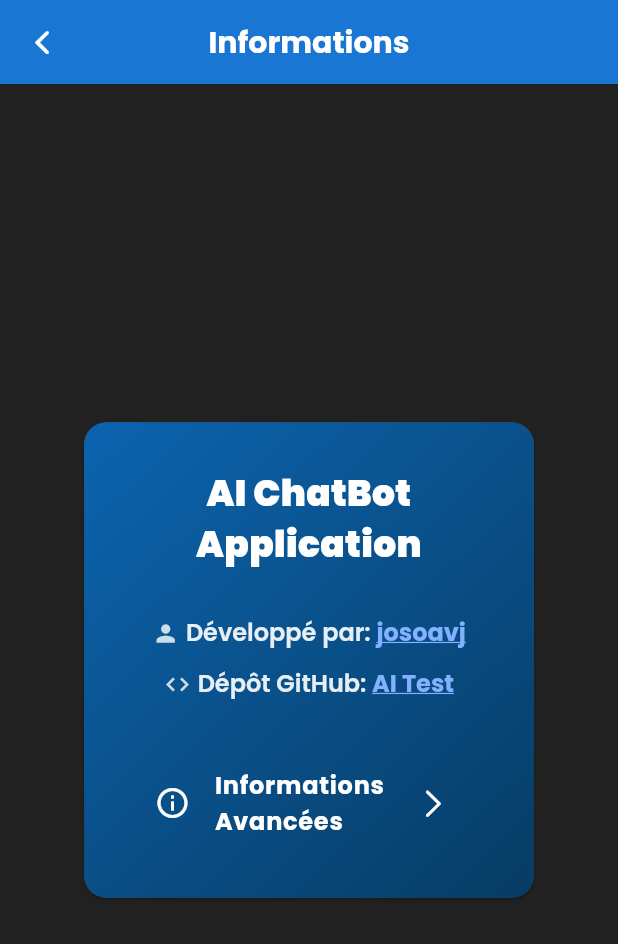
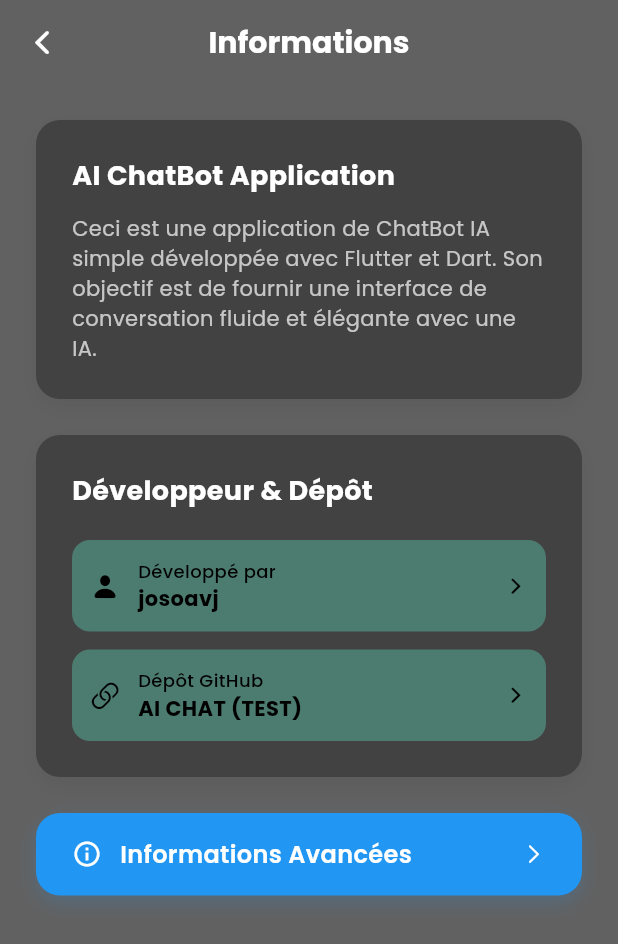
Before and after one commit to josoavj/ai.assistant, a Flutter app: the About screen opened by its route, on a phone screen of 412 x 824 dp. Shown: the top 944 px of the screen. Run offline on Flutter 3.47's test engine with Material 3 defaults, Android fonts, the phone set to English and light mode, and no system bars; our stand-ins replace firebase_core, flutter_colorpicker, flutter_markdown, google_fonts, google_generative_ai, image_picker and 1 more; accounts and stored records are empty.

Commit message:
update: Mise à jour du contenu de la page à propos

```diff
--- a/lib/pages/about.dart
+++ b/lib/pages/about.dart
@@ -22,142 +22,191 @@ class _AboutState extends State<About> {
 
   @override
   Widget build(BuildContext context) {
-    return SafeArea( // Ajout de SafeArea
-      child: Scaffold(
+    final colorScheme = Theme.of(context).colorScheme;
+
+    return Scaffold(
+      backgroundColor: colorScheme.background,
       appBar: AppBar(
         leading: IconButton(
-            icon: const Icon(CupertinoIcons.back),
+          icon: Icon(CupertinoIcons.back, color: colorScheme.onBackground),
           onPressed: () => Navigator.pop(context),
         ),
         title: Text(
           "Informations",
           style: GoogleFonts.poppins(
-              fontSize: 20, // Taille un peu plus grande
-              fontWeight: FontWeight.bold, // Plus audacieux
+            fontSize: 20,
+            fontWeight: FontWeight.bold,
+            color: colorScheme.onBackground,
           ),
         ),
+        backgroundColor: colorScheme.background,
+        elevation: 0,
         centerTitle: true,
-          elevation: 0, // Pas d'ombre sous l'AppBar si vous voulez un look plus plat
       ),
-        body: Padding(
-          padding: const EdgeInsets.all(20.0), // Padding général autour du contenu
-          child: Center(
-            child: Card(
-              shape: RoundedRectangleBorder(
-                borderRadius: BorderRadius.circular(15.0), // Bords arrondis
+      body: SingleChildScrollView(
+        padding: const EdgeInsets.all(24.0),
+        child: Column(
+          crossAxisAlignment: CrossAxisAlignment.stretch,
+          children: [
+            // Section principale "À propos"
+            _buildInfoCard(
+              title: "AI ChatBot Application",
+              description: "Ceci est une application de ChatBot IA simple développée avec Flutter et Dart. Son objectif est de fournir une interface de conversation fluide et élégante avec une IA.",
+              colorScheme: colorScheme,
+              child: const SizedBox(height: 0),
             ),
-              // Utilisation d'un dégradé pour la couleur de la carte
-              child: Container(
-                decoration: BoxDecoration(
-                  borderRadius: BorderRadius.circular(15.0),
-                  gradient: const LinearGradient(
-                    colors: [
-                      Color.fromARGB(255, 12, 100, 175), // Bleu un peu plus clair
-                      Color.fromARGB(255, 7, 60, 100), // Bleu plus foncé
-                    ],
-                    begin: Alignment.topLeft,
-                    end: Alignment.bottomRight,
+            const SizedBox(height: 24),
+
+            // Section du développeur et du dépôt
+            _buildInfoCard(
+              title: "Développeur & Dépôt",
+              colorScheme: colorScheme,
+              child: Column(
+                children: [
+                  _buildLinkTile(
+                    icon: CupertinoIcons.person_fill,
+                    label: "Développé par",
+                    text: "josoavj",
+                    url: "https://github.com/josoavj",
+                    colorScheme: colorScheme,
                   ),
-                ),
-                padding: const EdgeInsets.all(30),
-                width: 300, // Largeur fixe un peu plus grande
-                constraints: const BoxConstraints(minHeight: 250), // Hauteur minimale
-                child: Column(
-                  mainAxisSize: MainAxisSize.min,
-                  crossAxisAlignment: CrossAxisAlignment.center,
-                  children: [
-                    Text(
-                      "AI ChatBot Application",
-                      textAlign: TextAlign.center,
-                      style: GoogleFonts.poppins(
-                        fontSize: 24, // Taille plus grande pour le titre
-                        color: Colors.white,
-                        fontWeight: FontWeight.w900,
-                      ),
-                    ),
-                    const SizedBox(height: 25), // Espacement ajusté
-                    // About the developer
-                    Padding(
-                      padding: const EdgeInsets.symmetric(vertical: 5.0),
-                      child: RichText(
-                        textAlign: TextAlign.center,
-                        text: TextSpan(
-                          children: [
-                            WidgetSpan(
-                              child: Icon(Icons.person, color: Colors.white.withOpacity(0.8), size: 18),
-                              alignment: PlaceholderAlignment.middle,
-                            ),
-                            const TextSpan(text: ' '), // Pour l'espace entre l'icône et le texte
-                            TextSpan(
-                              text: "Développé par: ",
-                              style: GoogleFonts.poppins(
-                                fontSize: 16,
-                                color: Colors.white.withOpacity(0.9),
-                                fontWeight: FontWeight.w600,
-                              ),
-                            ),
-                            TextSpan(
-                              text: "josoavj",
-                              style: GoogleFonts.poppins(
-                                fontSize: 16,
-                                color: Colors.blueAccent[100], // Couleur pour le lien
-                                fontWeight: FontWeight.w700,
-                                decoration: TextDecoration.underline, // Souligner le lien
-                              ),
-                              recognizer: TapGestureRecognizer()
-                                ..onTap = () => _launchUrl('https://github.com/josoavj'),
+                  const SizedBox(height: 12),
+                  _buildLinkTile(
+                    icon: CupertinoIcons.link,
+                    label: "Dépôt GitHub",
+                    text: "AI CHAT (TEST)",
+                    url: "https://github.com/josoavj/aichat",
+                    colorScheme: colorScheme,
                   ),
                 ],
               ),
             ),
-                    ),
-                    // The repository
-                    Padding(
-                      padding: const EdgeInsets.symmetric(vertical: 5.0),
-                      child: RichText(
-                        textAlign: TextAlign.center,
-                        text: TextSpan(
-                          children: [
-                            WidgetSpan(
-                              child: Icon(Icons.code, color: Colors.white.withOpacity(0.8), size: 18),
-                              alignment: PlaceholderAlignment.middle,
-                            ),
-                            const TextSpan(text: ' '),
-                            TextSpan(
-                              text: "Dépôt GitHub: ",
-                              style: GoogleFonts.poppins(
-                                fontSize: 16,
-                                color: Colors.white.withOpacity(0.9),
-                                fontWeight: FontWeight.w600,
+            const SizedBox(height: 24),
+
+            // Bouton pour les informations avancées
+            _buildAdvancedInfoButton(context, colorScheme),
+          ],
         ),
       ),
-                            TextSpan(
-                              text: "AI Test",
+    );
+  }
+
+  Widget _buildInfoCard({
+    required String title,
+    required ColorScheme colorScheme,
+    String? description,
+    required Widget child,
+  }) {
+    return Container(
+      padding: const EdgeInsets.all(24),
+      decoration: BoxDecoration(
+        color: colorScheme.surface,
+        borderRadius: BorderRadius.circular(16),
+        boxShadow: [
+          BoxShadow(
+            color: colorScheme.shadow.withOpacity(0.05),
+            blurRadius: 10,
+            offset: const Offset(0, 5),
+          ),
+        ],
+      ),
+      child: Column(
+        crossAxisAlignment: CrossAxisAlignment.start,
+        children: [
+          Text(
+            title,
             style: GoogleFonts.poppins(
-                                fontSize: 16,
-                                color: Colors.blueAccent[100],
-                                fontWeight: FontWeight.w700,
-                                decoration: TextDecoration.underline,
+              fontSize: 18,
+              fontWeight: FontWeight.bold,
+              color: colorScheme.onSurface,
             ),
-                              recognizer: TapGestureRecognizer()
-                                ..onTap = () => _launchUrl('https://github.com/josoavj/ai.assistant'),
+          ),
+          if (description != null) ...[
+            const SizedBox(height: 12),
+            Text(
+              description,
+              style: GoogleFonts.poppins(
+                fontSize: 14,
+                color: colorScheme.onSurface.withOpacity(0.7),
+              ),
+            ),
+          ],
+          if (child != const SizedBox(height: 0)) ...[
+            const SizedBox(height: 20),
+            child,
+          ],
+        ],
+      ),
+    );
+  }
+
+  Widget _buildLinkTile({
+    required IconData icon,
+    required String label,
+    required String text,
+    required String url,
+    required ColorScheme colorScheme,
+  }) {
+    return InkWell(
+      onTap: () => _launchUrl(url),
+      borderRadius: BorderRadius.circular(12),
+      child: Container(
+        padding: const EdgeInsets.all(12),
+        decoration: BoxDecoration(
+          color: colorScheme.secondaryContainer.withOpacity(0.3),
+          borderRadius: BorderRadius.circular(12),
+        ),
+        child: Row(
+          children: [
+            Icon(icon, color: colorScheme.onSecondaryContainer, size: 20),
+            const SizedBox(width: 12),
+            Expanded(
+              child: Column(
+                crossAxisAlignment: CrossAxisAlignment.start,
+                children: [
+                  Text(
+                    label,
+                    style: GoogleFonts.poppins(
+                      fontSize: 12,
+                      fontWeight: FontWeight.w500,
+                      color: colorScheme.onSecondaryContainer,
+                    ),
+                  ),
+                  Text(
+                    text,
+                    style: GoogleFonts.poppins(
+                      fontSize: 14,
+                      fontWeight: FontWeight.bold,
+                      color: colorScheme.onSecondaryContainer,
+                    ),
                   ),
                 ],
               ),
             ),
-                    ),
-                    const SizedBox(height: 30), // Espacement avant le bouton d'infos
-                    ListTile(
-                      leading: const Icon(Icons.info_outline, color: Colors.white),
-                      title: Text(
-                        "Informations Avancées",
-                        style: GoogleFonts.poppins(
-                          fontSize: 16,
-                          color: Colors.white,
-                          fontWeight: FontWeight.w700,
+            Icon(CupertinoIcons.chevron_forward, color: colorScheme.onSecondaryContainer, size: 16),
+          ],
         ),
       ),
-                      trailing: const Icon(CupertinoIcons.right_chevron, color: Colors.white),
+    );
+  }
+
+  Widget _buildAdvancedInfoButton(BuildContext context, ColorScheme colorScheme) {
+    return Container(
+      decoration: BoxDecoration(
+        color: colorScheme.primary,
+        borderRadius: BorderRadius.circular(16),
+        boxShadow: [
+          BoxShadow(
+            color: colorScheme.primary.withOpacity(0.2),
+            blurRadius: 10,
+            offset: const Offset(0, 5),
+          ),
+        ],
+      ),
+      child: Material(
+        color: Colors.transparent,
+        borderRadius: BorderRadius.circular(16),
+        child: InkWell(
           onTap: () {
             showAboutDialog(
               context: context,
@@ -184,15 +233,28 @@ class _AboutState extends State<About> {
               ],
             );
           },
-                      shape: RoundedRectangleBorder(
-                        borderRadius: BorderRadius.circular(10),
-                        side: BorderSide(color: Colors.white.withOpacity(0.3), width: 1), // Bordure légère
+          borderRadius: BorderRadius.circular(16),
+          child: Padding(
+            padding: const EdgeInsets.symmetric(horizontal: 24, vertical: 16),
+            child: Row(
+              mainAxisAlignment: MainAxisAlignment.spaceBetween,
+              children: [
+                Row(
+                  children: [
+                    Icon(Icons.info_outline, color: colorScheme.onPrimary, size: 20),
+                    const SizedBox(width: 12),
+                    Text(
+                      "Informations Avancées",
+                      style: GoogleFonts.poppins(
+                        fontSize: 16,
+                        color: colorScheme.onPrimary,
+                        fontWeight: FontWeight.w600,
                       ),
-                      tileColor: Colors.white.withOpacity(0.1), // Couleur de fond du ListTile
                     ),
                   ],
                 ),
-              ),
+                Icon(CupertinoIcons.right_chevron, color: colorScheme.onPrimary, size: 16),
+              ],
             ),
           ),
         ),
```
Lines whose indentation alone changed are shown as unchanged.
